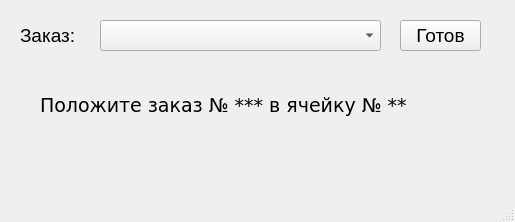
Qt form cladman.ui (Furious-Fox/IoT_samsung) before a commit.
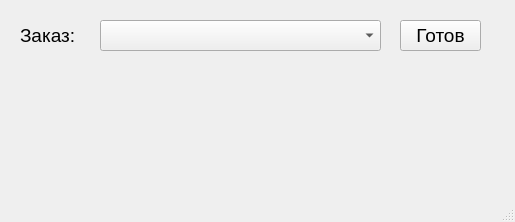
The same form after that commit.

The edit to the form file:
```diff
--- a/cladman.ui
+++ b/cladman.ui
@@ -68,9 +68,9 @@
    <widget class="QLabel" name="label_2">
     <property name="geometry">
      <rect>
-      <x>40</x>
+      <x>30</x>
       <y>90</y>
-      <width>411</width>
+      <width>461</width>
       <height>31</height>
      </rect>
     </property>
@@ -81,7 +81,7 @@
      </font>
     </property>
     <property name="text">
-     <string>Положите заказ № *** в ячейку № **</string>
+     <string/>
     </property>
    </widget>
   </widget>
```
